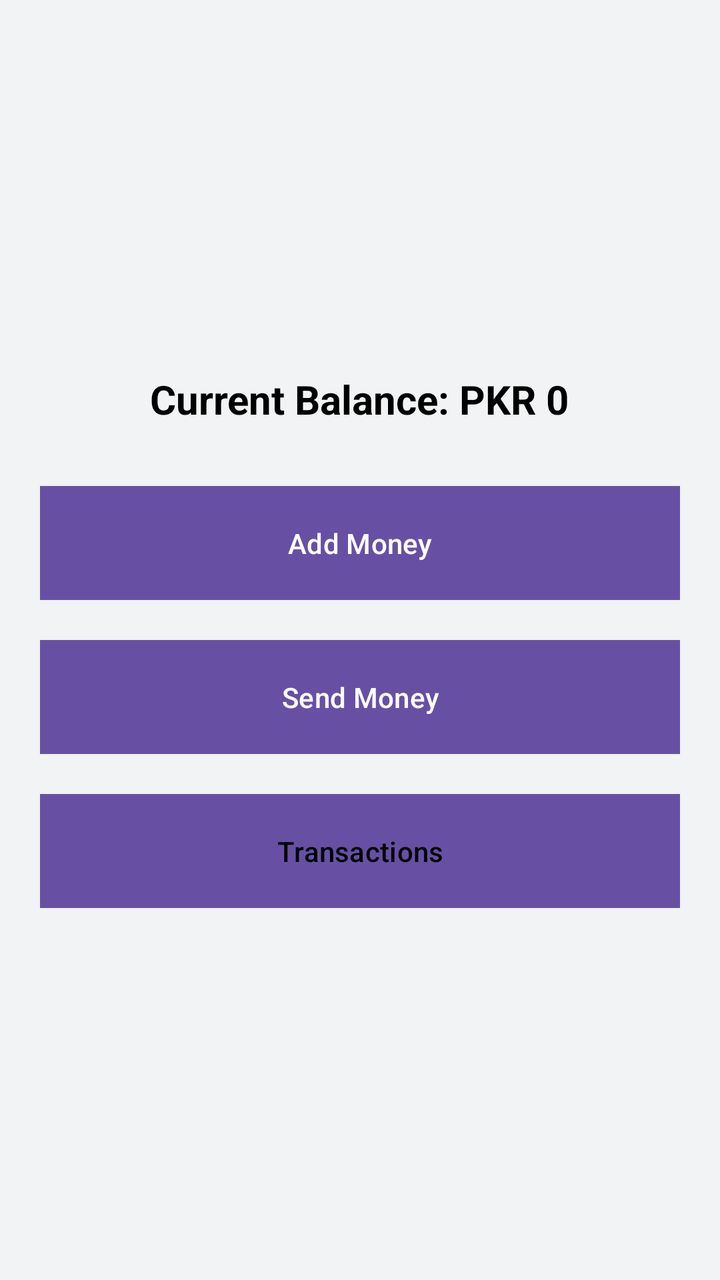
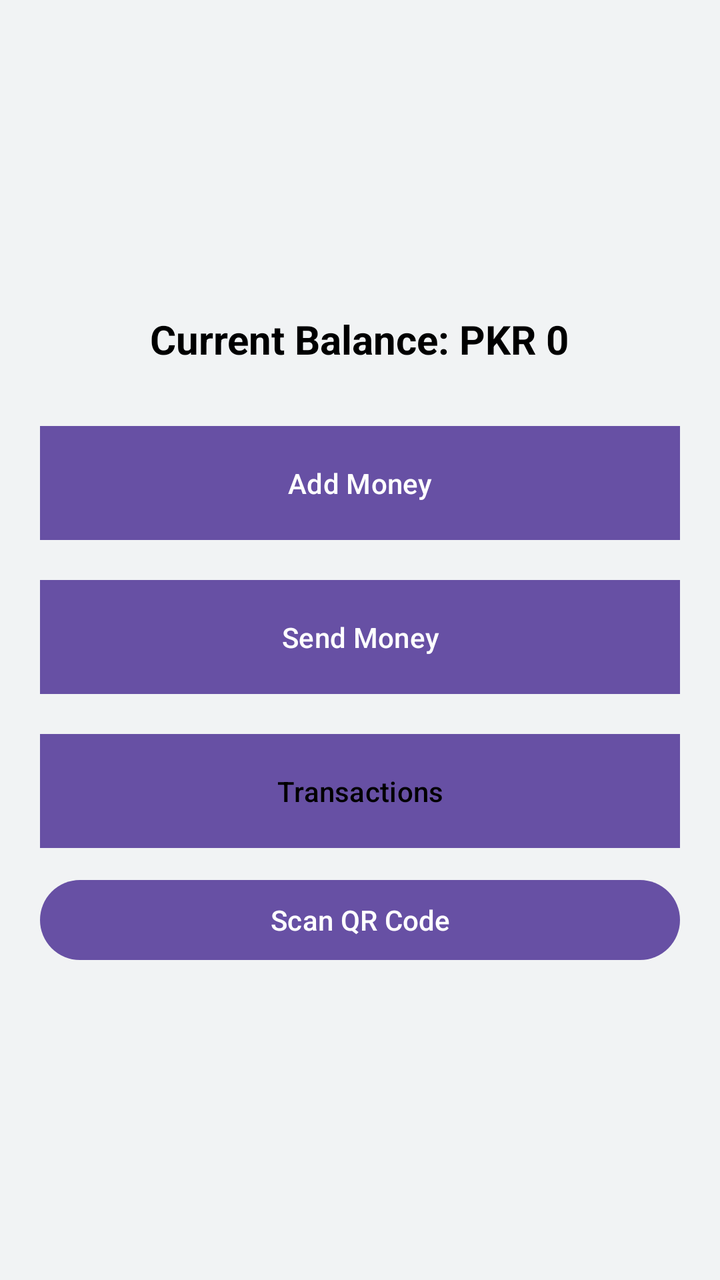

Before-and-after screenshots of an Android layout around one commit, followed by the original layout XML and the change that was made.
<!-- AndroidManifest.xml: application theme Theme.Gpayapp -->
<!-- res/layout/dashboard_fragment.xml -->
<?xml version="1.0" encoding="utf-8"?>
<LinearLayout xmlns:android="http://schemas.android.com/apk/res/android"
    android:orientation="vertical"
    android:gravity="center"
    android:background="#F1F3F4"
    android:padding="20dp"
    android:layout_width="match_parent"
    android:layout_height="match_parent">

    <TextView
        android:id="@+id/tvBalance"
        android:text="Current Balance: PKR 0"
        android:textColor="#000000"
        android:textSize="20sp"
        android:layout_marginBottom="30dp"
        android:textStyle="bold"
        android:layout_width="wrap_content"
        android:layout_height="wrap_content" />

    <Button
        android:id="@+id/btnAddMoney"
        android:text="Add Money"
        android:layout_width="match_parent"
        android:background="#4285F4"
        android:textColor="#FFFFFF"
        android:padding="15dp"
        android:layout_marginBottom="20dp"
        android:layout_height="wrap_content" />

    <Button
        android:id="@+id/btnSendMoney"
        android:text="Send Money"
        android:layout_width="match_parent"
        android:background="#34A853"
        android:textColor="#FFFFFF"
        android:padding="15dp"
        android:layout_marginBottom="20dp"
        android:layout_height="wrap_content" />

    <Button
        android:id="@+id/btnTransactions"
        android:text="Transactions"
        android:layout_width="match_parent"
        android:background="#FBBC05"
        android:textColor="#000000"
        android:padding="15dp"
        android:layout_height="wrap_content" />

</LinearLayout>
<!-- resources referenced by this layout -->
<resources>
  <style name="Theme.Gpayapp" parent="Base.Theme.Gpayapp" />
  <style name="Base.Theme.Gpayapp" parent="Theme.Material3.DayNight.NoActionBar">
          
          
      </style>
</resources>

<!-- the commit's change to res/layout/dashboard_fragment.xml (unified diff, before → after) -->
@@ -45,5 +45,11 @@
         android:textColor="#000000"
         android:padding="15dp"
         android:layout_height="wrap_content" />
+    <Button
+        android:id="@+id/btnQRScan"
+        android:layout_width="match_parent"
+        android:layout_height="wrap_content"
+        android:text="Scan QR Code"
+        android:layout_marginTop="12dp"/>
 
 </LinearLayout>
